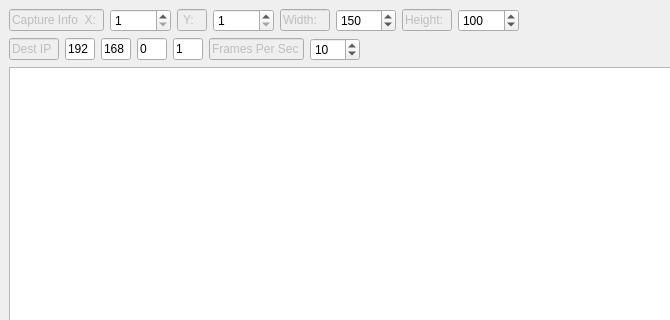
This is screencloneserverwindow.ui in MrBuzzKillington/screenCloneServer as Qt 5 draws it before an edit; both pictures show x 0 to 670 and y 0 to 320 of the 765 by 718 pixel window. The edited form follows.
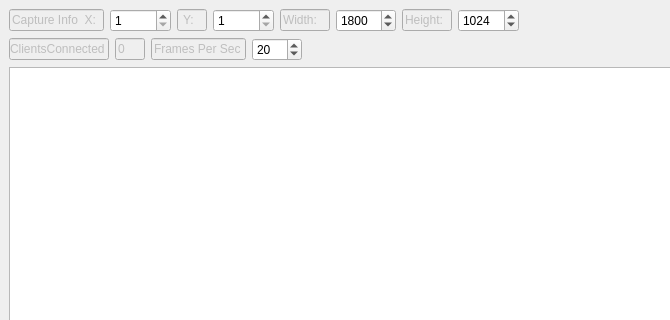
This is the edited form.

Patch:
```diff
--- a/screencloneserverwindow.ui
+++ b/screencloneserverwindow.ui
@@ -150,7 +150,7 @@
            <number>30000</number>
           </property>
           <property name="value">
-           <number>150</number>
+           <number>1800</number>
           </property>
          </widget>
         </item>
@@ -188,7 +188,7 @@
            <number>30000</number>
           </property>
           <property name="value">
-           <number>100</number>
+           <number>1024</number>
           </property>
          </widget>
         </item>
@@ -226,12 +226,12 @@
           </property>
           <property name="maximumSize">
            <size>
-            <width>50</width>
+            <width>100</width>
             <height>16777215</height>
            </size>
           </property>
           <property name="text">
-           <string>Dest IP</string>
+           <string>ClientsConnected</string>
           </property>
           <property name="readOnly">
            <bool>true</bool>
@@ -239,63 +239,10 @@
          </widget>
         </item>
         <item>
-         <widget class="QLineEdit" name="destIP_0_">
-          <property name="sizePolicy">
-           <sizepolicy hsizetype="Fixed" vsizetype="Fixed">
-            <horstretch>0</horstretch>
-            <verstretch>0</verstretch>
-           </sizepolicy>
+         <widget class="QLineEdit" name="connectedClients_">
+          <property name="enabled">
+           <bool>false</bool>
           </property>
-          <property name="minimumSize">
-           <size>
-            <width>30</width>
-            <height>0</height>
-           </size>
-          </property>
-          <property name="maximumSize">
-           <size>
-            <width>30</width>
-            <height>16777215</height>
-           </size>
-          </property>
-          <property name="text">
-           <string>192</string>
-          </property>
-          <property name="maxLength">
-           <number>3</number>
-          </property>
-         </widget>
-        </item>
-        <item>
-         <widget class="QLineEdit" name="destIP_1_">
-          <property name="sizePolicy">
-           <sizepolicy hsizetype="Fixed" vsizetype="Fixed">
-            <horstretch>0</horstretch>
-            <verstretch>0</verstretch>
-           </sizepolicy>
-          </property>
-          <property name="minimumSize">
-           <size>
-            <width>30</width>
-            <height>0</height>
-           </size>
-          </property>
-          <property name="maximumSize">
-           <size>
-            <width>30</width>
-            <height>16777215</height>
-           </size>
-          </property>
-          <property name="text">
-           <string>168</string>
-          </property>
-          <property name="maxLength">
-           <number>3</number>
-          </property>
-         </widget>
-        </item>
-        <item>
-         <widget class="QLineEdit" name="destIP_2_">
           <property name="sizePolicy">
            <sizepolicy hsizetype="Fixed" vsizetype="Fixed">
             <horstretch>0</horstretch>
@@ -322,34 +269,6 @@
           </property>
          </widget>
         </item>
-        <item>
-         <widget class="QLineEdit" name="destIP_3_">
-          <property name="sizePolicy">
-           <sizepolicy hsizetype="Fixed" vsizetype="Fixed">
-            <horstretch>0</horstretch>
-            <verstretch>0</verstretch>
-           </sizepolicy>
-          </property>
-          <property name="minimumSize">
-           <size>
-            <width>30</width>
-            <height>0</height>
-           </size>
-          </property>
-          <property name="maximumSize">
-           <size>
-            <width>30</width>
-            <height>16777215</height>
-           </size>
-          </property>
-          <property name="text">
-           <string>1</string>
-          </property>
-          <property name="maxLength">
-           <number>3</number>
-          </property>
-         </widget>
-        </item>
         <item>
          <widget class="QLineEdit" name="lineEdit_6">
           <property name="enabled">
@@ -402,7 +321,7 @@
            <number>30</number>
           </property>
           <property name="value">
-           <number>10</number>
+           <number>20</number>
           </property>
          </widget>
         </item>
```
